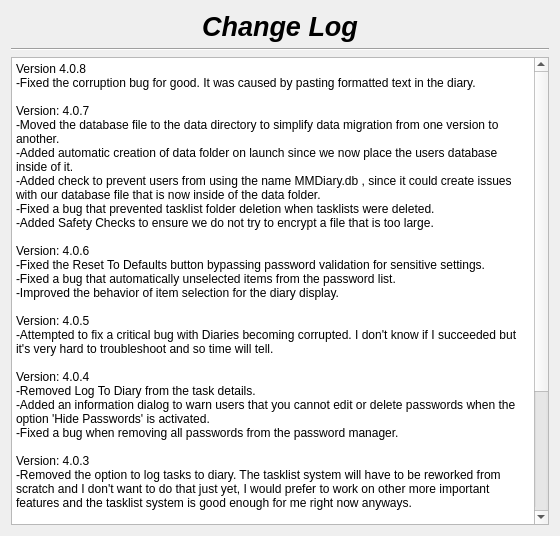
Above: changelog.ui from therealMaPMaKeR/MMDiary before the change. Below: the same form after it.
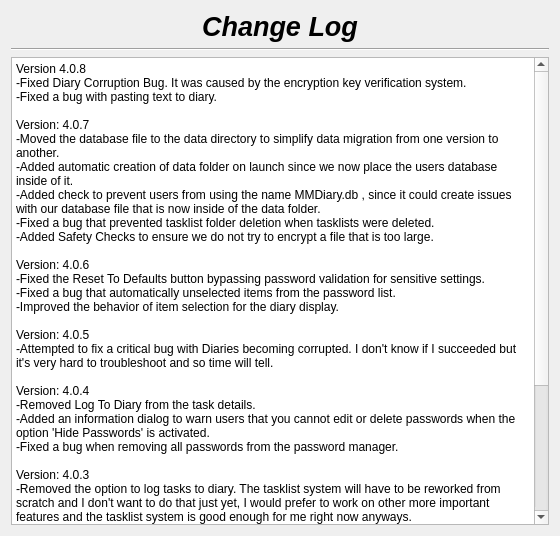
That is the form after the change.

Diff of the .ui file:
```diff
--- a/changelog.ui
+++ b/changelog.ui
@@ -55,7 +55,8 @@
 li.unchecked::marker { content: &quot;\2610&quot;; }
 li.checked::marker { content: &quot;\2612&quot;; }
 &lt;/style&gt;&lt;/head&gt;&lt;body style=&quot; font-family:'Segoe UI'; font-size:9pt; font-weight:400; font-style:normal;&quot;&gt;
-&lt;p style=&quot; margin-top:0px; margin-bottom:0px; margin-left:0px; margin-right:0px; -qt-block-indent:0; text-indent:0px;&quot;&gt;Version 4.0.8&lt;br /&gt;-Fixed the corruption bug for good. It was caused by pasting formatted text in the diary.&lt;/p&gt;
+&lt;p style=&quot; margin-top:0px; margin-bottom:0px; margin-left:0px; margin-right:0px; -qt-block-indent:0; text-indent:0px;&quot;&gt;Version 4.0.8&lt;br /&gt;-Fixed Diary Corruption Bug. It was caused by the encryption key verification system.&lt;/p&gt;
+&lt;p style=&quot; margin-top:0px; margin-bottom:0px; margin-left:0px; margin-right:0px; -qt-block-indent:0; text-indent:0px;&quot;&gt;-Fixed a bug with pasting text to diary.&lt;/p&gt;
 &lt;p style=&quot;-qt-paragraph-type:empty; margin-top:0px; margin-bottom:0px; margin-left:0px; margin-right:0px; -qt-block-indent:0; text-indent:0px;&quot;&gt;&lt;br /&gt;&lt;/p&gt;
 &lt;p style=&quot; margin-top:0px; margin-bottom:0px; margin-left:0px; margin-right:0px; -qt-block-indent:0; text-indent:0px;&quot;&gt;Version: 4.0.7&lt;br /&gt;-Moved the database file to the data directory to simplify data migration from one version to another.&lt;/p&gt;
 &lt;p style=&quot; margin-top:0px; margin-bottom:0px; margin-left:0px; margin-right:0px; -qt-block-indent:0; text-indent:0px;&quot;&gt;-Added automatic creation of data folder on launch since we now place the users database inside of it.&lt;br /&gt;-Added check to prevent users from using the name MMDiary.db , since it could create issues with our database file that is now inside of the data folder.&lt;/p&gt;
```
